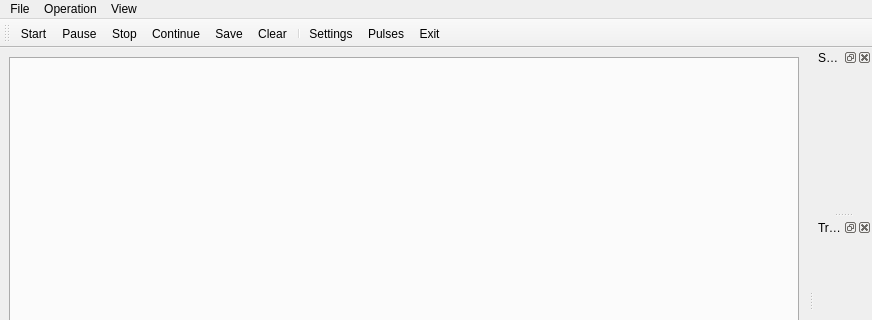
Before: the Qt Designer form ui/Experiment.ui in MonroeQuantumNetworks/IonControl, drawn with Qt 5; both pictures show x 0 to 872 and y 0 to 320 of the 872 by 808 pixel window.
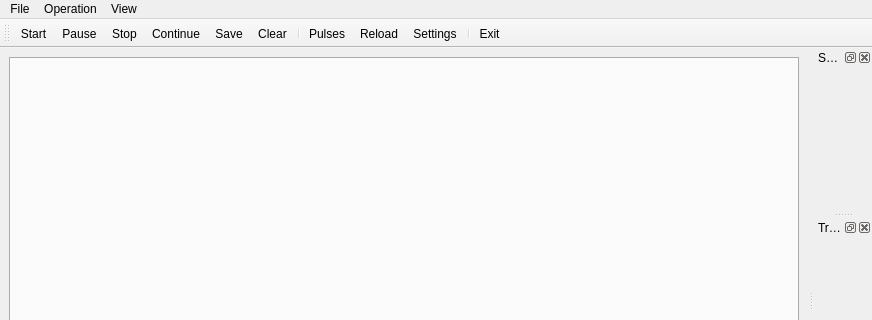
After: the same form once the commit is applied. Icons and pictures are not drawn.

Diff of the .ui file:
```diff
--- a/ui/Experiment.ui
+++ b/ui/Experiment.ui
@@ -48,8 +48,10 @@
    <addaction name="actionSave"/>
    <addaction name="actionClear"/>
    <addaction name="separator"/>
-   <addaction name="actionSettings"/>
    <addaction name="actionPulses"/>
+   <addaction name="actionReload"/>
+   <addaction name="actionSettings"/>
+   <addaction name="separator"/>
    <addaction name="actionExit"/>
   </widget>
   <widget class="QMenuBar" name="menuBar">
@@ -245,6 +247,18 @@
     <string>Pulses</string>
    </property>
   </action>
+  <action name="actionReload">
+   <property name="icon">
+    <iconset resource="Experiment.qrc">
+     <normaloff>:/kde/icons/reload.png</normaloff>:/kde/icons/reload.png</iconset>
+   </property>
+   <property name="text">
+    <string>Reload</string>
+   </property>
+   <property name="toolTip">
+    <string>Reload Pulse Definition</string>
+   </property>
+  </action>
  </widget>
  <resources>
   <include location="Experiment.qrc"/>
```
Left out of the diff: 2 changed lines with no effect on the pictures.
